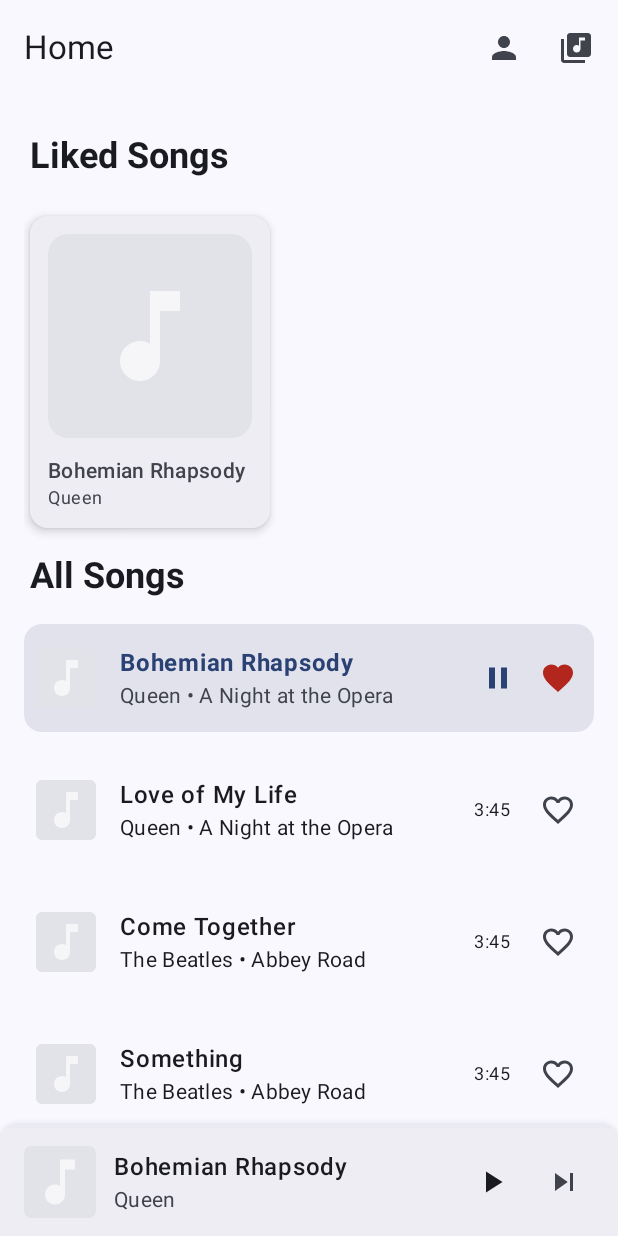
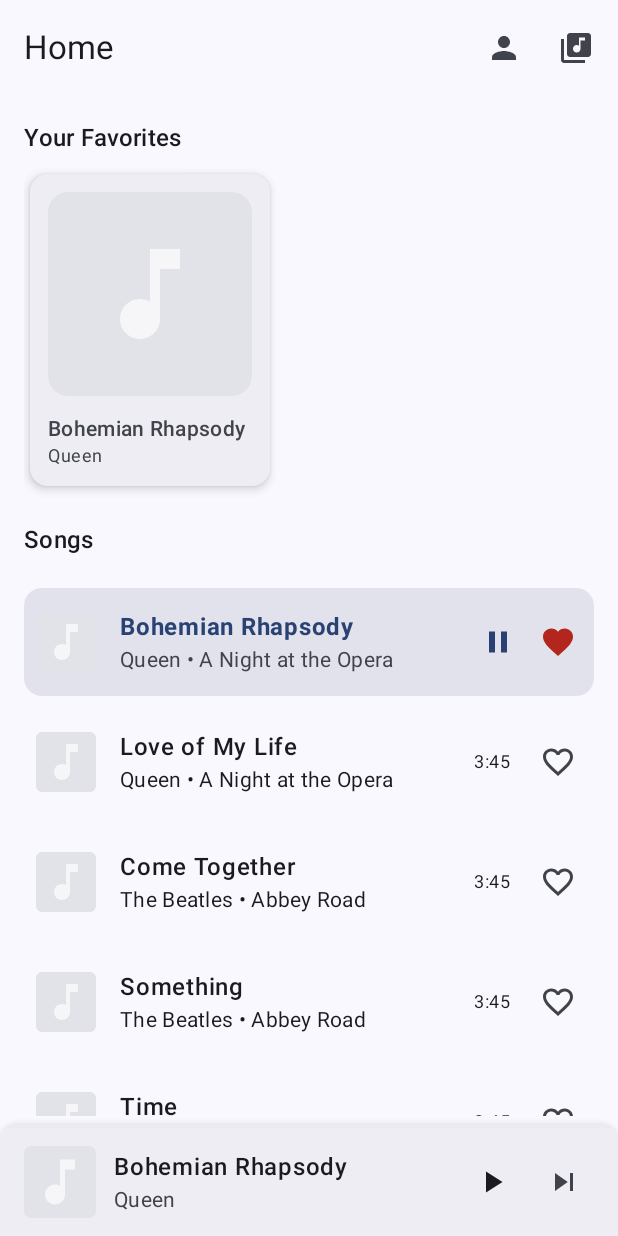
Before and after one commit to gagik894/Player, an Android app built with Jetpack Compose: the screen it shows after launch (MainActivity), after a tap on "Add to favorites", on a phone screen of 412 x 824 dp. Run offline under Robolectric (Android 15) with nearby library versions, the phone set to English and light mode, and no system bars; 3 other taps on this screen came first.

Commit message:
Refactor screens to use generic layouts
- Replaced custom screen layouts with `GenericDetailScreen` and `GenericListScreen` for consistency and code reuse.
- Made search functionality optional in `GenericListScreen`.
- Added `topBarActions` to `GenericDetailScreen` to allow for custom actions in the top app bar.
- Refined UI spacing and removed redundant preview code.

```diff
--- a/composeApp/src/commonMain/kotlin/com/example/player/presentation/ui/components/homeScreen/HomeComponents.kt
+++ b/composeApp/src/commonMain/kotlin/com/example/player/presentation/ui/components/homeScreen/HomeComponents.kt
@@ -1,63 +1,47 @@
 package com.example.player.presentation.ui.components.homeScreen
 
 import androidx.compose.foundation.layout.Arrangement
+import androidx.compose.foundation.layout.Column
 import androidx.compose.foundation.layout.PaddingValues
-import androidx.compose.foundation.layout.Row
+import androidx.compose.foundation.layout.Spacer
+import androidx.compose.foundation.layout.height
 import androidx.compose.foundation.lazy.LazyRow
 import androidx.compose.foundation.lazy.items
-import androidx.compose.material.icons.Icons
-import androidx.compose.material.icons.filled.LibraryMusic
-import androidx.compose.material.icons.filled.Person
-import androidx.compose.material3.ExperimentalMaterial3Api
-import androidx.compose.material3.Icon
-import androidx.compose.material3.IconButton
+import androidx.compose.material3.MaterialTheme
+import androidx.compose.material3.Text
 import androidx.compose.runtime.Composable
+import androidx.compose.ui.Modifier
 import androidx.compose.ui.unit.dp
 import com.example.player.domain.model.Track
-import com.example.player.presentation.ui.components.common.PlayerTopAppBar
 
-
-@OptIn(ExperimentalMaterial3Api::class)
-@Composable
-fun HomeTopBar(
-    onArtistsClick: () -> Unit = {},
-    onPlaylistsClick: () -> Unit = {}
-) {
-    PlayerTopAppBar(
-        title = "Home",
-        actions = {
-            Row {
-                IconButton(onClick = onArtistsClick) {
-                    Icon(
-                        imageVector = Icons.Default.Person,
-                        contentDescription = "Artists"
-                    )
-                }
-                IconButton(onClick = onPlaylistsClick) {
-                    Icon(
-                        imageVector = Icons.Default.LibraryMusic,
-                        contentDescription = "Playlists"
-                    )
-                }
-            }
-        },
-    )
-}
 
 @Composable
 fun FavoritesRow(
     tracks: List<Track>,
-    onTrackClick: (Track) -> Unit
+    onTrackClick: (Track) -> Unit,
+    modifier: Modifier = Modifier,
 ) {
-    LazyRow(
-        horizontalArrangement = Arrangement.spacedBy(16.dp),
-        contentPadding = PaddingValues(horizontal = 4.dp)
-    ) {
-        items(tracks) { track ->
-            FavoriteTrackCard(
-                track = track,
-                onClick = { onTrackClick(track) }
+    if (tracks.isNotEmpty()) {
+        Column(modifier = modifier) {
+            Text(
+                text = "Your Favorites",
+                style = MaterialTheme.typography.titleMedium,
             )
+            Spacer(modifier = Modifier.height(12.dp))
+            LazyRow(
+                horizontalArrangement = Arrangement.spacedBy(16.dp),
+                contentPadding = PaddingValues(horizontal = 4.dp)
+            ) {
+                items(
+                    items = tracks,
+                    key = { it.id }
+                ) { album ->
+                    FavoriteTrackCard(
+                        track = album,
+                        onClick = { onTrackClick(album) }
+                    )
+                }
+            }
         }
     }
 }
--- a/composeApp/src/commonMain/kotlin/com/example/player/presentation/ui/layouts/GenericDetailScreen.kt
+++ b/composeApp/src/commonMain/kotlin/com/example/player/presentation/ui/layouts/GenericDetailScreen.kt
@@ -30,8 +30,9 @@ fun GenericDetailScreen(
     tracks: List<Track>,
     isLoading: Boolean,
     error: String? = null,
-    onBackClick: () -> Unit,
+    onBackClick: (() -> Unit)?,
     trackContent: @Composable (Track) -> Unit,
+    topBarActions: @Composable (() -> Unit)? = null,
     modifier: Modifier = Modifier,
     headerContent: @Composable (() -> Unit)? = null
 ) {
@@ -39,7 +40,8 @@ fun GenericDetailScreen(
         topBar = {
             PlayerTopAppBar(
                 title = title,
-                onBack = onBackClick
+                onBack = onBackClick,
+                actions = topBarActions
             )
         },
         modifier = modifier
--- a/composeApp/src/commonMain/kotlin/com/example/player/presentation/ui/screens/HomeScreen.kt
+++ b/composeApp/src/commonMain/kotlin/com/example/player/presentation/ui/screens/HomeScreen.kt
@@ -1,24 +1,21 @@
 package com.example.player.presentation.ui.screens
 
-import androidx.compose.foundation.layout.Arrangement
-import androidx.compose.foundation.layout.BoxWithConstraints
-import androidx.compose.foundation.layout.PaddingValues
 import androidx.compose.foundation.layout.Spacer
 import androidx.compose.foundation.layout.fillMaxSize
 import androidx.compose.foundation.layout.height
 import androidx.compose.foundation.layout.padding
-import androidx.compose.foundation.lazy.LazyColumn
-import androidx.compose.foundation.lazy.items
+import androidx.compose.material.icons.Icons
+import androidx.compose.material.icons.filled.LibraryMusic
+import androidx.compose.material.icons.filled.Person
 import androidx.compose.material3.ExperimentalMaterial3Api
+import androidx.compose.material3.Icon
+import androidx.compose.material3.IconButton
 import androidx.compose.material3.MaterialTheme
-import androidx.compose.material3.Scaffold
-import androidx.compose.material3.Surface
 import androidx.compose.material3.Text
 import androidx.compose.runtime.Composable
 import androidx.compose.runtime.getValue
 import androidx.compose.runtime.remember
 import androidx.compose.ui.Modifier
-import androidx.compose.ui.text.font.FontWeight
 import androidx.compose.ui.unit.dp
 import androidx.lifecycle.compose.collectAsStateWithLifecycle
 import com.example.player.navigation.PlayerDestination
@@ -28,11 +25,9 @@ import com.example.player.presentation.mvi.HomeViewState
 import com.example.player.presentation.mvi.PlaybackIntent
 import com.example.player.presentation.mvi.PlaybackViewModel
 import com.example.player.presentation.theme.PlayerTheme
-import com.example.player.presentation.ui.components.common.ErrorState
-import com.example.player.presentation.ui.components.common.LoadingState
 import com.example.player.presentation.ui.components.common.TrackListItem
 import com.example.player.presentation.ui.components.homeScreen.FavoritesRow
-import com.example.player.presentation.ui.components.homeScreen.HomeTopBar
+import com.example.player.presentation.ui.layouts.GenericDetailScreen
 import org.jetbrains.compose.ui.tooling.preview.Preview
 
 @OptIn(ExperimentalMaterial3Api::class)
@@ -46,40 +41,20 @@ fun HomeScreen(
     val homeViewState by homeViewModel.viewState.collectAsStateWithLifecycle()
     val playbackViewState by playbackViewModel.viewState.collectAsStateWithLifecycle()
 
-    Scaffold(
-        modifier = modifier,
-        topBar = {
-            HomeTopBar(
-                onArtistsClick = { onNavigateTo(PlayerDestination.Artists) },
-                onPlaylistsClick = { onNavigateTo(PlayerDestination.Playlists) }
-            )
-        },
-    ) { paddingValues ->
-        when {
-            homeViewState.isLoading -> LoadingState(
-                modifier = Modifier
-                    .fillMaxSize()
-                    .padding(paddingValues)
-            )
-
-            homeViewState.error != null -> ErrorState(
-                error = homeViewState.error ?: "Unknown Error",
-                modifier = Modifier
-                    .fillMaxSize()
-                    .padding(paddingValues)
-            )
-
-            else -> HomeContent(
+    HomeContent(
         homeViewState = homeViewState,
         playbackViewState = playbackViewState,
         onHomeIntent = homeViewModel::handleIntent,
         onPlaybackIntent = playbackViewModel::handleIntent,
-                modifier = Modifier
+        onArtistsClick = {
+            onNavigateTo(PlayerDestination.Artists)
+        },
+        onPlaylistsClick = {
+            onNavigateTo(PlayerDestination.Playlists)
+        },
+        modifier = modifier
             .fillMaxSize()
-                    .padding(paddingValues)
     )
-        }
-    }
 }
 
 @Composable
@@ -89,57 +64,54 @@ private fun HomeContent(
     playbackViewState: com.example.player.presentation.mvi.PlaybackViewState,
     onHomeIntent: (HomeIntent) -> Unit,
     onPlaybackIntent: (PlaybackIntent) -> Unit,
+    onArtistsClick: () -> Unit = {},
+    onPlaylistsClick: () -> Unit = {}
 ) {
-    Surface(
-        modifier = modifier,
-        color = MaterialTheme.colorScheme.background
-    ) {
-        BoxWithConstraints {
-            val isPortrait = maxHeight > maxWidth
     val tracks = homeViewState.filteredTracks.ifEmpty { homeViewState.tracks }
 
-            LazyColumn(
-                modifier = Modifier.fillMaxSize(),
-                contentPadding = PaddingValues(
-                    horizontal = if (isPortrait) 16.dp else 24.dp,
-                    vertical = 16.dp
-                ),
-                verticalArrangement = Arrangement.spacedBy(16.dp)
-            ) {
-                if (
-                    homeViewState.favorites.isNotEmpty()
-                ) {
-                    item {
-                        Text(
-                            text = "Liked Songs",
-                            style = MaterialTheme.typography.headlineSmall,
-                            fontWeight = FontWeight.Bold,
-                            modifier = Modifier.padding(
-                                horizontal = if (isPortrait) 4.dp else 8.dp,
-                                vertical = 8.dp
-                            )
+    GenericDetailScreen(
+        title = "Home",
+        tracks = tracks,
+        isLoading = homeViewState.isLoading,
+        error = homeViewState.error,
+        onBackClick = null,
+        topBarActions = {
+            IconButton(onClick = onArtistsClick) {
+                Icon(
+                    imageVector = Icons.Default.Person,
+                    contentDescription = "Artists"
                 )
             }
-
-                    item {
+            IconButton(onClick = onPlaylistsClick) {
+                Icon(
+                    imageVector = Icons.Default.LibraryMusic,
+                    contentDescription = "Playlists"
+                )
+            }
+        },
+        headerContent = {
+            // Favorites section
             FavoritesRow(
                 tracks = homeViewState.favorites,
                 onTrackClick = { track ->
-                                onPlaybackIntent(PlaybackIntent.PlayTrackFromContext(track, homeViewState.favorites))
-                            }
+                    onPlaybackIntent(
+                        PlaybackIntent.PlayTrackFromContext(
+                            track,
+                            homeViewState.favorites
                         )
-                    }
-                }
-                item {
+                    )
+                },
+                modifier = Modifier.padding(bottom = 24.dp)
+            )
+            // Tracks section title
             Text(
-                        text = "All Songs",
-                        style = MaterialTheme.typography.headlineSmall,
-                        fontWeight = FontWeight.Bold,
-                        modifier = Modifier.padding(horizontal = if (!isPortrait) 8.dp else 4.dp)
+                text = "Songs",
+                style = MaterialTheme.typography.titleMedium,
+                color = MaterialTheme.colorScheme.onSurface
             )
-                }
-
-                items(tracks) { track ->
+            Spacer(modifier = Modifier.height(12.dp))
+        },
+        trackContent = { track ->
             TrackListItem(
                 track = track,
                 isSelected = playbackViewState.playbackState.currentTrack?.id == track.id,
@@ -151,15 +123,9 @@ private fun HomeContent(
                     onHomeIntent(HomeIntent.ToggleFavorite(track.id))
                 }
             )
-                }
-
-                // Bottom padding for the mini player
-                item {
-                    Spacer(modifier = Modifier.height(80.dp))
-                }
-            }
-        }
-    }
+        },
+        modifier = modifier
+    )
 }
 
 
```
Also changed, not shown: composeApp/src/commonMain/kotlin/com/example/player/presentation/ui/layouts/GenericListScreen.kt (+12 -10 lines), composeApp/src/commonMain/kotlin/com/example/player/presentation/ui/screens/ArtistDetailsScreen.kt (+4 -15 lines). Lines whose indentation alone changed are shown as unchanged.
